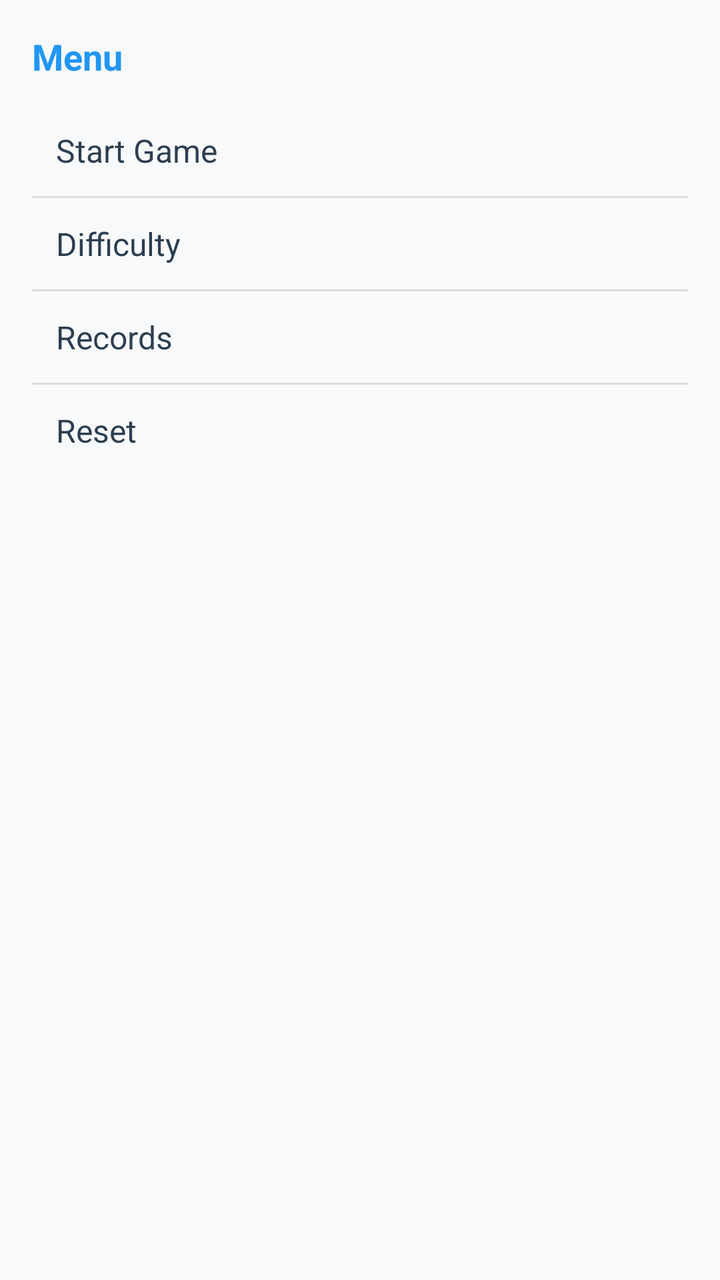
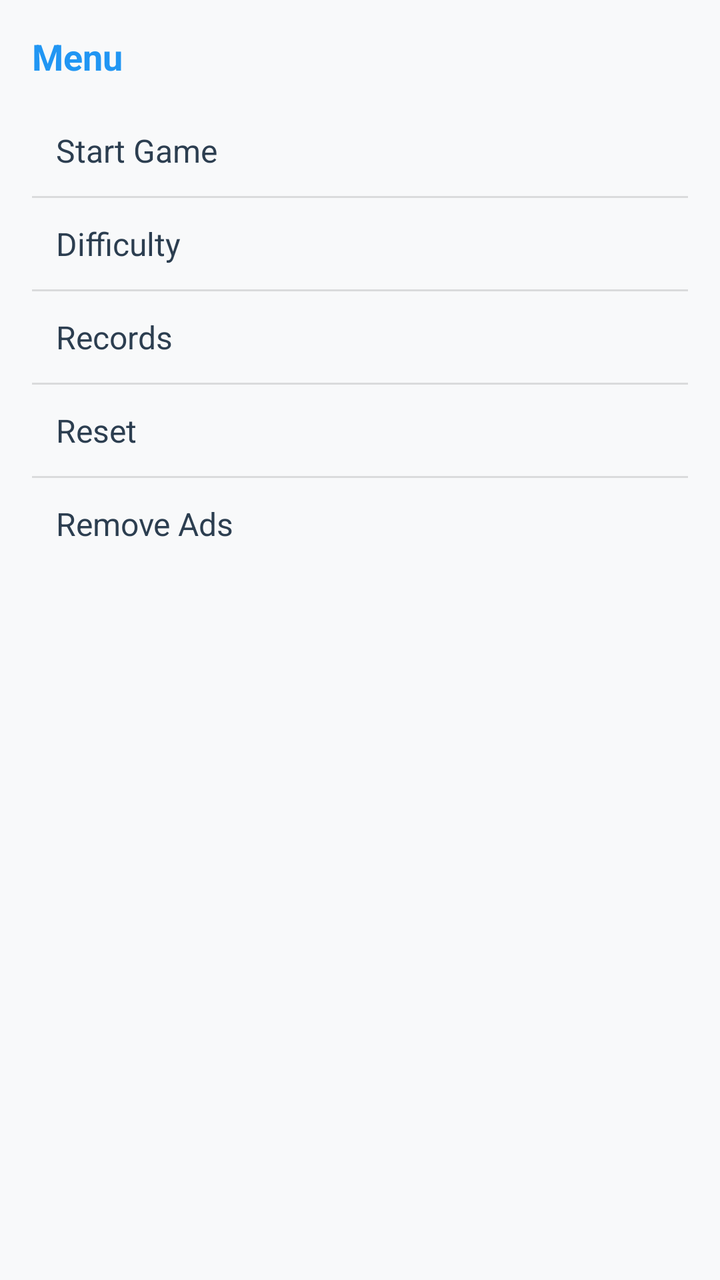

Two renders of the same Android screen: before a commit and after it. Below are the layout's source before the change and the commit's diff.
<!-- AndroidManifest.xml: application theme Theme.DanaBala -->
<!-- res/layout/drawer_menu.xml -->
<?xml version="1.0" encoding="utf-8"?>
<LinearLayout
    xmlns:android="http://schemas.android.com/apk/res/android"
    android:id="@+id/leftDrawer"
    android:layout_width="280dp"
    android:layout_height="match_parent"
    android:layout_gravity="start"
    android:orientation="vertical"
    android:background="@color/background_color"
    android:padding="16dp">

    <TextView
        android:layout_width="match_parent"
        android:layout_height="wrap_content"
        android:text="@string/menu"
        android:textStyle="bold"
        android:textColor="@color/primaryColor"
        android:textSize="18sp"
        android:paddingBottom="12dp" />

    <TextView
        android:id="@+id/menuStartGame"
        android:layout_width="match_parent"
        android:layout_height="wrap_content"
        android:text="@string/start_game"
        android:textColor="@color/text_color"
        android:textSize="16sp"
        android:padding="12dp"
        android:background="@android:color/transparent"
        android:clickable="true"
        android:focusable="true" />

    <View
        android:layout_width="match_parent"
        android:layout_height="1dp"
        android:background="#1F000000" />

    <TextView
        android:id="@+id/menuDifficulty"
        android:layout_width="match_parent"
        android:layout_height="wrap_content"
        android:text="@string/difficulty"
        android:textColor="@color/text_color"
        android:textSize="16sp"
        android:padding="12dp"
        android:background="@android:color/transparent"
        android:clickable="true"
        android:focusable="true" />

    <View
        android:layout_width="match_parent"
        android:layout_height="1dp"
        android:background="#1F000000" />

    <TextView
        android:id="@+id/menuRecords"
        android:layout_width="match_parent"
        android:layout_height="wrap_content"
        android:text="@string/records"
        android:textColor="@color/text_color"
        android:textSize="16sp"
        android:padding="12dp"
        android:background="@android:color/transparent"
        android:clickable="true"
        android:focusable="true" />

    <View
        android:layout_width="match_parent"
        android:layout_height="1dp"
        android:background="#1F000000" />

    <TextView
        android:id="@+id/menuReset"
        android:layout_width="match_parent"
        android:layout_height="wrap_content"
        android:text="@string/reset"
        android:textColor="@color/text_color"
        android:textSize="16sp"
        android:padding="12dp"
        android:background="@android:color/transparent"
        android:clickable="true"
        android:focusable="true" />

</LinearLayout>
<!-- resources referenced by this layout -->
<resources>
  <color name="background_color">#F8F9FA</color>
  <color name="primaryColor">#2196F3</color>
  <color name="text_color">#2C3E50</color>
  <string name="difficulty">Difficulty</string>
  <string name="menu">Menu</string>
  <string name="records">Records</string>
  <string name="reset">Reset</string>
  <string name="start_game">Start Game</string>
  <style name="Theme.DanaBala" parent="Base.Theme.DanaBala" />
  <style name="Base.Theme.DanaBala" parent="Theme.Material3.DayNight.NoActionBar">
          
          
      </style>
</resources>

<!-- the commit's change to res/layout/drawer_menu.xml (unified diff, before → after) -->
@@ -81,4 +81,21 @@
         android:clickable="true"
         android:focusable="true" />
 
+    <View
+        android:layout_width="match_parent"
+        android:layout_height="1dp"
+        android:background="#1F000000" />
+
+    <TextView
+        android:id="@+id/menuRemoveAds"
+        android:layout_width="match_parent"
+        android:layout_height="wrap_content"
+        android:text="@string/remove_ads"
+        android:textColor="@color/text_color"
+        android:textSize="16sp"
+        android:padding="12dp"
+        android:background="@android:color/transparent"
+        android:clickable="true"
+        android:focusable="true" />
+
 </LinearLayout>
<!-- resource entries referenced after the edit -->
@@ -6,6 +6,7 @@
   <string name="difficulty">Difficulty</string>
   <string name="menu">Menu</string>
   <string name="records">Records</string>
+  <string name="remove_ads">Remove Ads</string>
   <string name="reset">Reset</string>
   <string name="start_game">Start Game</string>
   <style name="Theme.DanaBala" parent="Base.Theme.DanaBala" />
